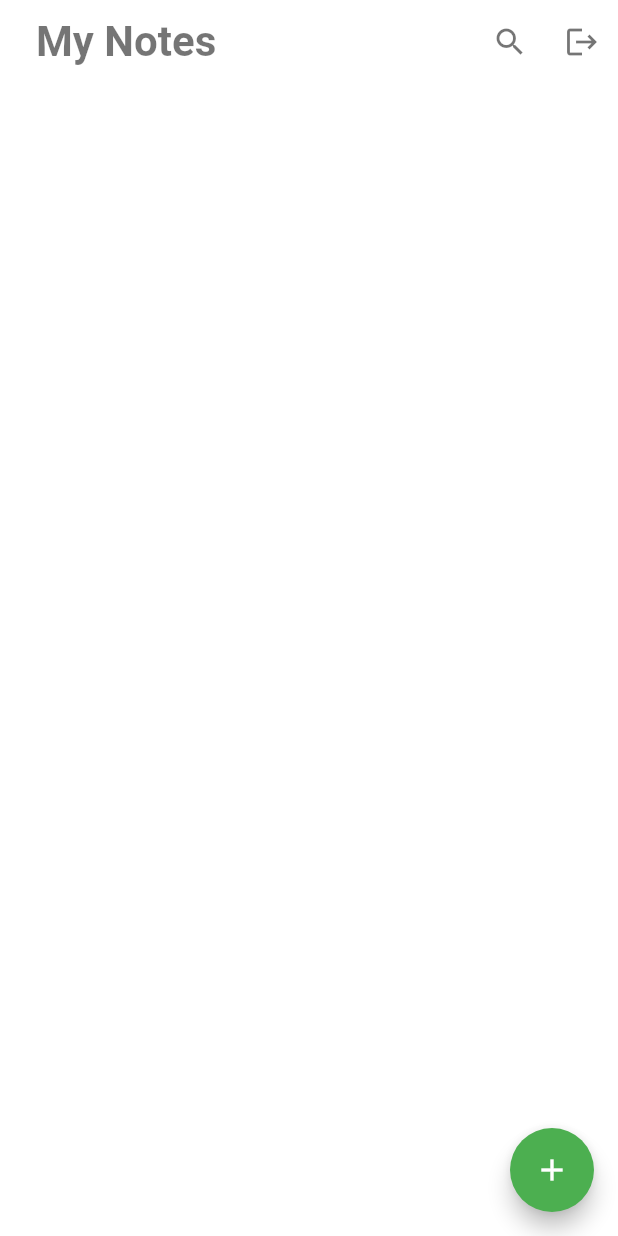
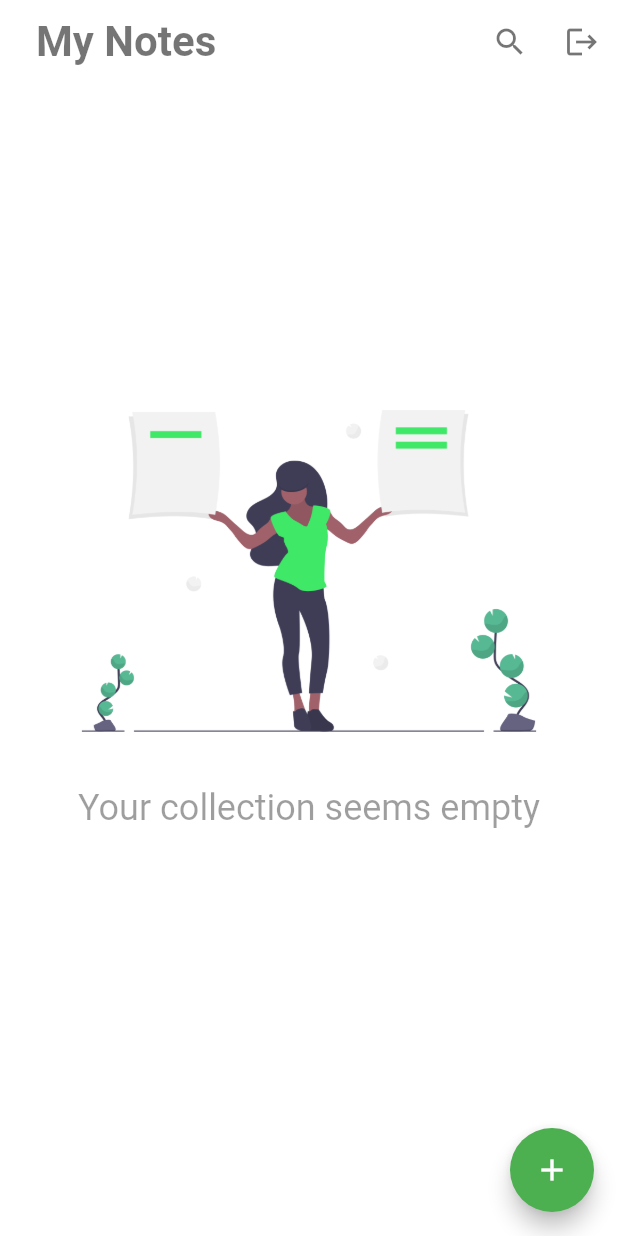
Before and after one commit to chasseuragace/notetaking, a Flutter app: the screen it shows once a user with an empty profile is signed in, on a phone screen of 412 x 824 dp. Run offline on Flutter 3.47's test engine with Material 2 defaults, Android fonts, the light colour scheme and no system bars; our stand-ins replace cloud_firestore, firebase_auth, firebase_core, get_it, google_sign_in; accounts and stored records are empty.

Commit message:
user image in logout alert no glow in dashboard nd edit visuals in  dashboard for empty collection dates below notes

```diff
--- a/lib/constant.dart
+++ b/lib/constant.dart
@@ -9,7 +9,7 @@ class Constants {
       fontWeight: FontWeight.w400,
       decoration: TextDecoration.none);
 
- static TextStyle content = const TextStyle(
+  static TextStyle content = const TextStyle(
     inherit: false,
     color: Color(0xdd000000),
     fontFamily: "Roboto",
@@ -17,14 +17,31 @@ class Constants {
     fontWeight: FontWeight.w400,
   );
 
- static String  defaultloginError =  'Woopsie! Login Failed, please retry in a minute or so.';
- static String  abortedLoginError =  'Login aborted.';
- static String  exceptionLoginError =  ' 🤷 Something went wrong, please retry in a minute or so.‍';
- static String  appName =  'Clean Notes‍';
- static String  dashBoardTitle =  'My Notes‍';
- static String  alertLogoutMessage =  'Are you sure you want to logout?‍';
- static String  alertLogoutTitle =  'Confirm logout‍';
- static String  alertDeleteMessage =  'Are you sure you want delete this note?‍';
- static String  alertDeleteTitle =  'Delete this note?‍';
- static String  searchEmptyState =  'Empty‍';
+  static String defaultloginError =
+      'Woopsie! Login Failed, please retry in a minute or so.';
+  static String abortedLoginError = 'Login aborted.';
+  static String exceptionLoginError =
+      ' 🤷 Something went wrong, please retry in a minute or so.‍';
+  static String appName = 'Clean Notes‍';
+  static String dashBoardTitle = 'My Notes‍';
+  static String alertLogoutMessage = 'Are you sure you want to logout?‍';
+  static String alertLogoutTitle = 'Confirm logout‍';
+  static String alertDeleteMessage = 'Are you sure you want delete this note?‍';
+  static String alertDeleteTitle = 'Delete this note?‍';
+  static String searchEmptyState = 'Empty‍';
+  static String dashboardEmptyState = 'Your collection seems empty\n';
+  static var months = {
+    "1": "Jan",
+    "2": "Feb",
+    "3": "March",
+    "4": "April",
+    "5": "May",
+    "6": "June",
+    "7": "July",
+    "8": "Aug",
+    "9": "Sep",
+    "10": "Oct",
+    "11": "Nov",
+    "12": "Dec",
+  };
 }
--- a/lib/main.dart
+++ b/lib/main.dart
@@ -7,7 +7,6 @@ import 'package:notetaking/screens/login/loginwrapper.dart';
 
 
 import 'package:notetaking/services/locator.dart';
-import 'package:notetaking/simple_utils.dart';
 
 void main() async {
   WidgetsFlutterBinding.ensureInitialized();
@@ -24,9 +23,7 @@ class MyApp extends StatelessWidget {
       theme: ThemeData(
         primarySwatch: Colors.green,
       ),
-      home: ScrollConfiguration(
-          behavior: NoGlow(),
-          child: LoginWrapper()),
+      home: LoginWrapper(),
     );
   }
 }
--- a/lib/screens/dashboard/dashboard.dart
+++ b/lib/screens/dashboard/dashboard.dart
@@ -84,7 +84,13 @@ class DashBoard extends StatelessWidget {
                   builder: (context, snapshot) {
                     return Padding(
                       padding: const EdgeInsets.all(12.0),
-                      child: Grid(notes: snapshot.data),
+                      child: snapshot.data.isEmpty
+                          ? ImageAlert(
+                              small: true,
+                              image: "add.png",
+                              message: Constants.dashboardEmptyState,
+                            )
+                          : Grid(notes: snapshot.data),
                     );
                   }),
             ),
--- a/lib/services/firebase_auth/firebase_auth.dart
+++ b/lib/services/firebase_auth/firebase_auth.dart
@@ -5,19 +5,21 @@ import 'package:flutter/widgets.dart';
 import 'package:google_sign_in/google_sign_in.dart';
 import 'package:notetaking/constant.dart';
 
-
-
 class FireBaseAuthService {
   FirebaseAuth auth = FirebaseAuth.instance;
-  User  _loggedinUser;
+  User _loggedinUser;
+
   String get getLoggedInUser => _loggedinUser?.uid;
+
+  String get getLoggedInUserDp => _loggedinUser?.photoURL;
+
 //user login state
   Stream<User> get loggedInUser {
     return auth.authStateChanges().map((user) {
       if (user == null) {
         //  print('User is currently signed out!');
       } else {
-_loggedinUser=user;
+        _loggedinUser = user;
         print(
             " created at ${user.metadata.creationTime} login at ${user.metadata.lastSignInTime}  ");
         print(
@@ -36,13 +38,10 @@ _loggedinUser=user;
     });
   }
 
-
-
   //signout
   signOut() async {
     await FirebaseAuth.instance.signOut();
     GoogleSignIn().disconnect();
-
   }
 
   //delete my account
@@ -80,7 +79,7 @@ _loggedinUser=user;
       return await FirebaseAuth.instance.signInWithCredential(credential);
     } on Exception catch (e) {
       debugPrint("exception on login ${e.runtimeType}");
-     // onError();
+      // onError();
       return Constants.exceptionLoginError;
     }
   }
--- a/lib/simple_utils.dart
+++ b/lib/simple_utils.dart
@@ -1,4 +1,6 @@
 import 'package:flutter/material.dart';
+import 'package:notetaking/services/firebase_auth/firebase_auth.dart';
+import 'package:notetaking/services/locator.dart';
 
 showSimpleAlert(BuildContext context,
     {String positiveText = "OK",
@@ -13,7 +15,10 @@ showSimpleAlert(BuildContext context,
     },
   );
   Widget cancelButton = FlatButton(
-    child: Text(negativeText,style: TextStyle(color: Colors.grey),),
+    child: Text(
+      negativeText,
+      style: TextStyle(color: Colors.grey),
+    ),
     onPressed: () {
       Navigator.of(context).pop(false);
     },
@@ -22,7 +27,19 @@ showSimpleAlert(BuildContext context,
   // set up the AlertDialog
   AlertDialog alert = AlertDialog(
     elevation: 0,
-    title: Text(title),
+    title: Row(
+      children: [
+        CircleAvatar(
+            backgroundImage: NetworkImage(
+                "${locator
+                    .get<FireBaseAuthService>()
+                    .getLoggedInUserDp}")),
+        Padding(
+          padding: const EdgeInsets.all(8.0),
+          child: Text(title),
+        ),
+      ],
+    ),
     content: Text(message),
     actions: [
       cancelButton,
@@ -41,22 +58,59 @@ showSimpleAlert(BuildContext context,
 }
 
 Widget makeScaleTween({Widget child, context}) {
-  return TweenAnimationBuilder(duration: const Duration(milliseconds: 400),
+  return TweenAnimationBuilder(
+    duration: const Duration(milliseconds: 400),
     child: child,
-    tween: Tween<double>(begin: .8,end: 1),
+    tween: Tween<double>(begin: .8, end: 1),
     builder: (BuildContext context, double value, Widget child) {
       return Transform.scale(
         child: child,
         scale: value,
       );
-    },);
+    },
+  );
 }
 
-class NoGlow extends ScrollBehavior{
-
+class NoGlow extends ScrollBehavior {
   @override
-  Widget buildViewportChrome(
-      BuildContext context, Widget child, AxisDirection axisDirection) {
+  Widget buildViewportChrome(BuildContext context, Widget child,
+      AxisDirection axisDirection) {
     return child;
   }
 }
+
+class ImageAlert extends StatelessWidget {
+  final String image;
+  final String message;
+  final bool small;
+
+  const ImageAlert({Key key,
+    @required this.image,
+    @required this.message,
+    this.small = false})
+      : super(key: key);
+
+  @override
+  Widget build(BuildContext context) {
+    return Material(
+      color: Colors.white,
+      child: Column(
+        crossAxisAlignment: CrossAxisAlignment.stretch,
+        mainAxisAlignment: MainAxisAlignment.center,
+        children: [
+          Spacer(flex: 1),
+          Expanded(flex: 2, child: Image.asset("assets/$image")),
+          Expanded(
+            flex: 2,
+            child: Text(
+              message,
+              textAlign: TextAlign.center,
+              style:
+              TextStyle(fontSize: small ? 24 : 30, color: Colors.black38),
+            ),
+          ),
+        ],
+      ),
+    );
+  }
+}
```
Also changed, not shown: lib/screens/dashboard/grid.dart (+29 -17 lines), lib/screens/dashboard/notes_manager.dart (+20 -14 lines), lib/screens/dashboard/notes_search.dart (+11 -20 lines), lib/screens/edit/edit_note.dart (+9 -9 lines), assets/add.png (added). Lines whose indentation alone changed are shown as unchanged.
